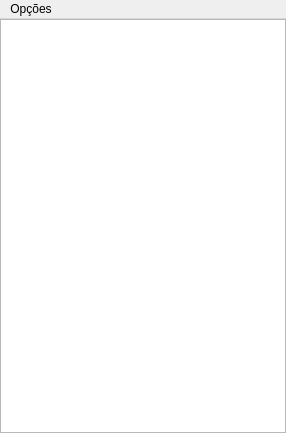
Qt form fontes/QTCC_Qt/ui/contatos.ui (ricardopetrere/TCC_FTT) before a commit.
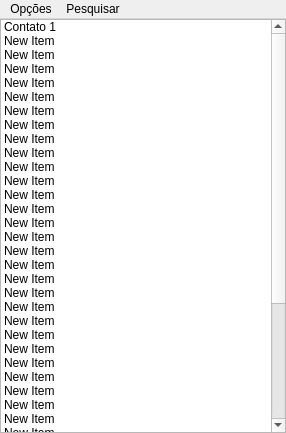
The same form after that commit.

```diff
--- a/fontes/QTCC_Qt/ui/contatos.ui
+++ b/fontes/QTCC_Qt/ui/contatos.ui
@@ -34,7 +34,7 @@
      <number>0</number>
     </property>
     <item row="0" column="0">
-     <widget class="QListView" name="listView">
+     <widget class="QListWidget" name="listWidget">
       <property name="sizePolicy">
        <sizepolicy hsizetype="Expanding" vsizetype="Expanding">
         <horstretch>1</horstretch>
@@ -42,14 +42,239 @@
        </sizepolicy>
       </property>
       <property name="verticalScrollBarPolicy">
-       <enum>Qt::ScrollBarAlwaysOff</enum>
+       <enum>Qt::ScrollBarAsNeeded</enum>
+      </property>
+      <property name="autoScroll">
+       <bool>false</bool>
+      </property>
+      <property name="showDropIndicator" stdset="0">
+       <bool>false</bool>
+      </property>
+      <property name="selectionBehavior">
+       <enum>QAbstractItemView::SelectRows</enum>
       </property>
       <property name="verticalScrollMode">
        <enum>QAbstractItemView::ScrollPerPixel</enum>
       </property>
+      <property name="resizeMode">
+       <enum>QListView::Adjust</enum>
+      </property>
+      <property name="viewMode">
+       <enum>QListView::ListMode</enum>
+      </property>
       <property name="uniformItemSizes">
        <bool>true</bool>
       </property>
+      <item>
+       <property name="text">
+        <string>Contato 1</string>
+       </property>
+      </item>
+      <item>
+       <property name="text">
+        <string>New Item</string>
+       </property>
+      </item>
+      <item>
+       <property name="text">
+        <string>New Item</string>
+       </property>
+      </item>
+      <item>
+       <property name="text">
+        <string>New Item</string>
+       </property>
+      </item>
+      <item>
+       <property name="text">
+        <string>New Item</string>
+       </property>
+      </item>
+      <item>
+       <property name="text">
+        <string>New Item</string>
+       </property>
+      </item>
+      <item>
+       <property name="text">
+        <string>New Item</string>
+       </property>
+      </item>
+      <item>
+       <property name="text">
+        <string>New Item</string>
+       </property>
+      </item>
+      <item>
+       <property name="text">
+        <string>New Item</string>
+       </property>
+      </item>
+      <item>
+       <property name="text">
+        <string>New Item</string>
+       </property>
+      </item>
+      <item>
+       <property name="text">
+        <string>New Item</string>
+       </property>
+      </item>
+      <item>
+       <property name="text">
+        <string>New Item</string>
+       </property>
+      </item>
+      <item>
+       <property name="text">
+        <string>New Item</string>
+       </property>
+      </item>
+      <item>
+       <property name="text">
+        <string>New Item</string>
+       </property>
+      </item>
+      <item>
+       <property name="text">
+        <string>New Item</string>
+       </property>
+      </item>
+      <item>
+       <property name="text">
+        <string>New Item</string>
+       </property>
+      </item>
+      <item>
+       <property name="text">
+        <string>New Item</string>
+       </property>
+      </item>
+      <item>
+       <property name="text">
+        <string>New Item</string>
+       </property>
+      </item>
+      <item>
+       <property name="text">
+        <string>New Item</string>
+       </property>
+      </item>
+      <item>
+       <property name="text">
+        <string>New Item</string>
+       </property>
+      </item>
+      <item>
+       <property name="text">
+        <string>New Item</string>
+       </property>
+      </item>
+      <item>
+       <property name="text">
+        <string>New Item</string>
+       </property>
+      </item>
+      <item>
+       <property name="text">
+        <string>New Item</string>
+       </property>
+      </item>
+      <item>
+       <property name="text">
+        <string>New Item</string>
+       </property>
+      </item>
+      <item>
+       <property name="text">
+        <string>New Item</string>
+       </property>
+      </item>
+      <item>
+       <property name="text">
+        <string>New Item</string>
+       </property>
+      </item>
+      <item>
+       <property name="text">
+        <string>New Item</string>
+       </property>
+      </item>
+      <item>
+       <property name="text">
+        <string>New Item</string>
+       </property>
+      </item>
+      <item>
+       <property name="text">
+        <string>New Item</string>
+       </property>
+      </item>
+      <item>
+       <property name="text">
+        <string>New Item</string>
+       </property>
+      </item>
+      <item>
+       <property name="text">
+        <string>New Item</string>
+       </property>
+      </item>
+      <item>
+       <property name="text">
+        <string>New Item</string>
+       </property>
+      </item>
+      <item>
+       <property name="text">
+        <string>New Item</string>
+       </property>
+      </item>
+      <item>
+       <property name="text">
+        <string>New Item</string>
+       </property>
+      </item>
+      <item>
+       <property name="text">
+        <string>New Item</string>
+       </property>
+      </item>
+      <item>
+       <property name="text">
+        <string>New Item</string>
+       </property>
+      </item>
+      <item>
+       <property name="text">
+        <string>New Item</string>
+       </property>
+      </item>
+      <item>
+       <property name="text">
+        <string>New Item</string>
+       </property>
+      </item>
+      <item>
+       <property name="text">
+        <string>New Item</string>
+       </property>
+      </item>
+      <item>
+       <property name="text">
+        <string>New Item</string>
+       </property>
+      </item>
+      <item>
+       <property name="text">
+        <string>New Item</string>
+       </property>
+      </item>
+      <item>
+       <property name="text">
+        <string>Contato 2</string>
+       </property>
+      </item>
      </widget>
     </item>
    </layout>
@@ -67,9 +292,14 @@
     <property name="title">
      <string>Opções</string>
     </property>
-    <addaction name="actionContatos"/>
+   </widget>
+   <widget class="QMenu" name="menuPesquisar">
+    <property name="title">
+     <string>Pesquisar</string>
+    </property>
    </widget>
    <addaction name="menuOp_es"/>
+   <addaction name="menuPesquisar"/>
   </widget>
   <action name="actionContatos">
    <property name="text">
```
Left out of the diff: 3 changed lines with no effect on the pictures.
